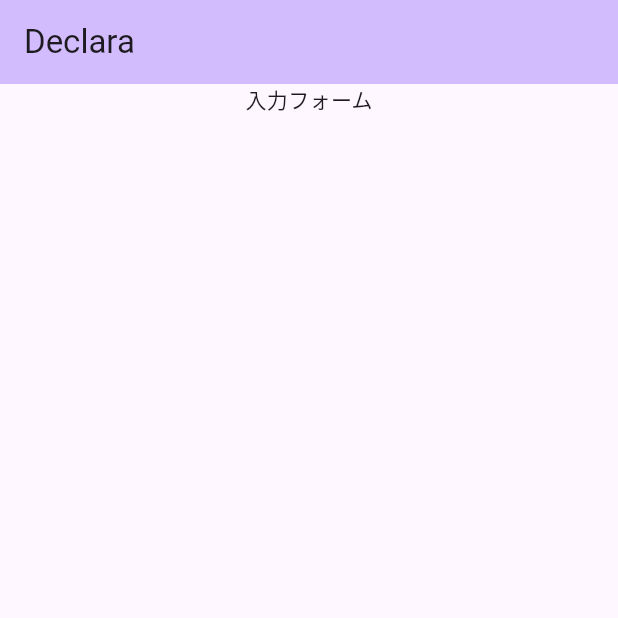
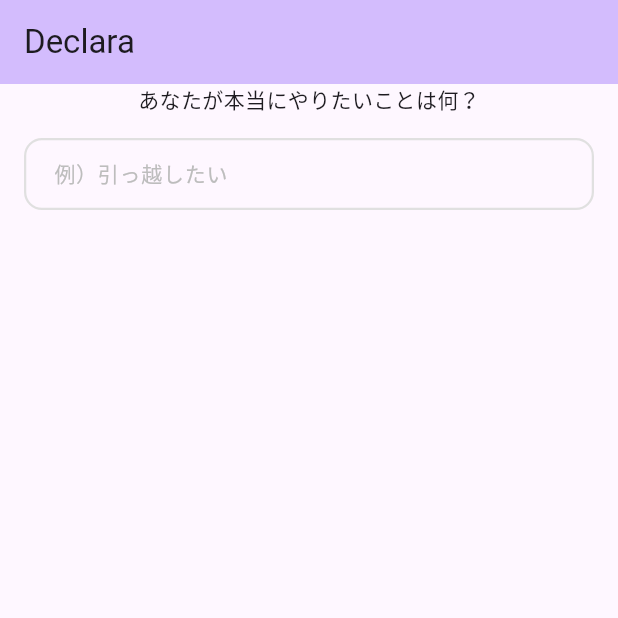
Before and after one commit to 8mitsuboy/Declara, a Flutter app: the screen it shows after launch, on a phone screen of 412 x 824 dp, the top half of it. Run offline on Flutter 3.47's test engine with Material 3 defaults, Android fonts, the light colour scheme and no system bars.

Commit message:
ユーザーのやりたいことを入力するTextFiledWidgetを作成

```diff
--- a/lib/features/create_subTask/presentation/home_screen.dart
+++ b/lib/features/create_subTask/presentation/home_screen.dart
@@ -1,3 +1,4 @@
+import 'package:declara/features/create_subTask/presentation/widgets/request_text_field.dart';
 import 'package:flutter/material.dart';
 
 class HomeScreen extends StatelessWidget {
@@ -5,12 +6,20 @@ class HomeScreen extends StatelessWidget {
 
   @override
   Widget build(BuildContext context) {
+    TextEditingController textEditingController = TextEditingController();
     return Scaffold(
       appBar: AppBar(
         backgroundColor: Theme.of(context).colorScheme.inversePrimary,
         title: Text('Declara'),
       ),
-      body: Center(child: Column(children: [Text('入力フォーム')])),
+      body: Center(
+        child: Column(
+          children: [
+            Text('あなたが本当にやりたいことは何？'),
+            RequestTextField(textEditingController: textEditingController),
+          ],
+        ),
+      ),
     );
   }
 }
--- /dev/null
+++ b/lib/features/create_subTask/presentation/widgets/request_text_field.dart
@@ -0,0 +1,36 @@
+import 'package:flutter/material.dart';
+
+class RequestTextField extends StatelessWidget {
+  final TextEditingController textEditingController;
+  const RequestTextField({super.key, required this.textEditingController});
+
+  @override
+  Widget build(BuildContext context) {
+    return Padding(
+      padding: const EdgeInsets.symmetric(horizontal: 16, vertical: 16),
+      child: TextField(
+        controller: textEditingController,
+        decoration: InputDecoration(
+          hintText: '例）引っ越したい',
+          hintStyle: TextStyle(color: Colors.grey[400], fontSize: 14),
+          border: OutlineInputBorder(borderRadius: BorderRadius.circular(12)),
+          enabledBorder: OutlineInputBorder(
+            borderRadius: BorderRadius.circular(12),
+            borderSide: BorderSide(color: Colors.grey[300]!, width: 1.5),
+          ),
+          focusedBorder: OutlineInputBorder(
+            borderRadius: BorderRadius.circular(12),
+            borderSide: BorderSide(
+              color: Theme.of(context).colorScheme.inversePrimary,
+              width: 2,
+            ),
+          ),
+          contentPadding: const EdgeInsets.symmetric(
+            horizontal: 16,
+            vertical: 12,
+          ),
+        ),
+      ),
+    );
+  }
+}
```
